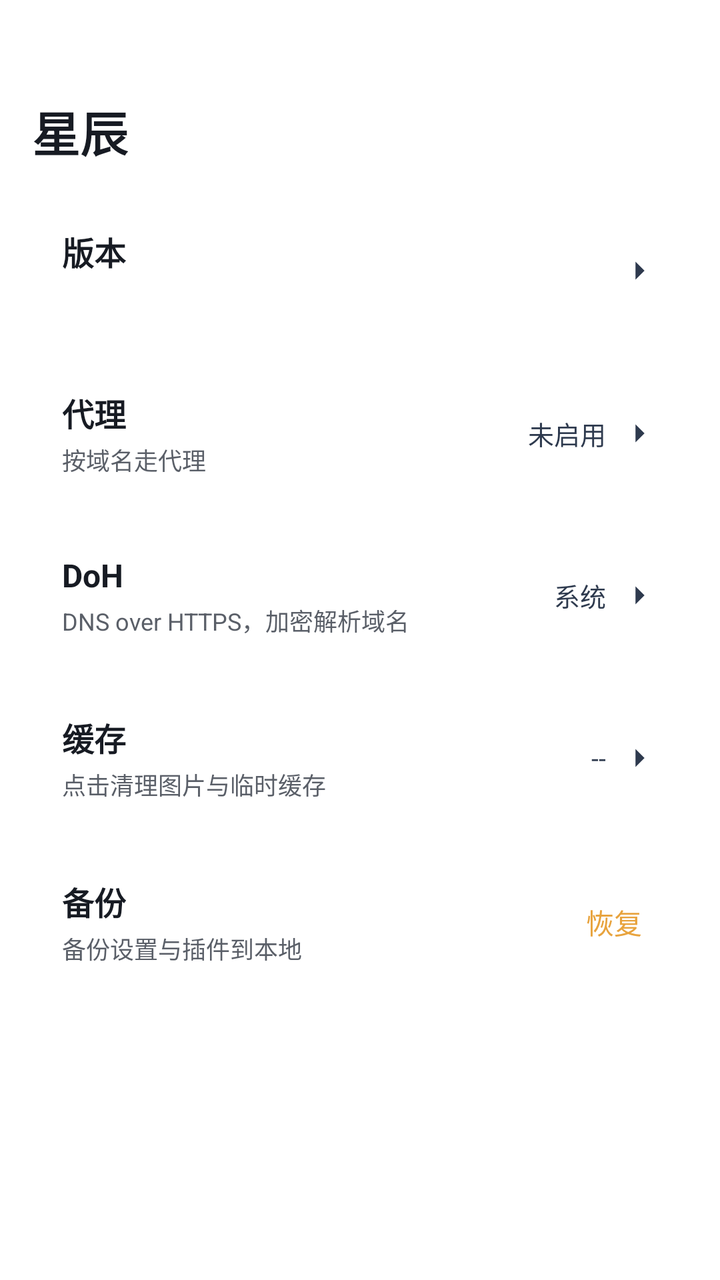
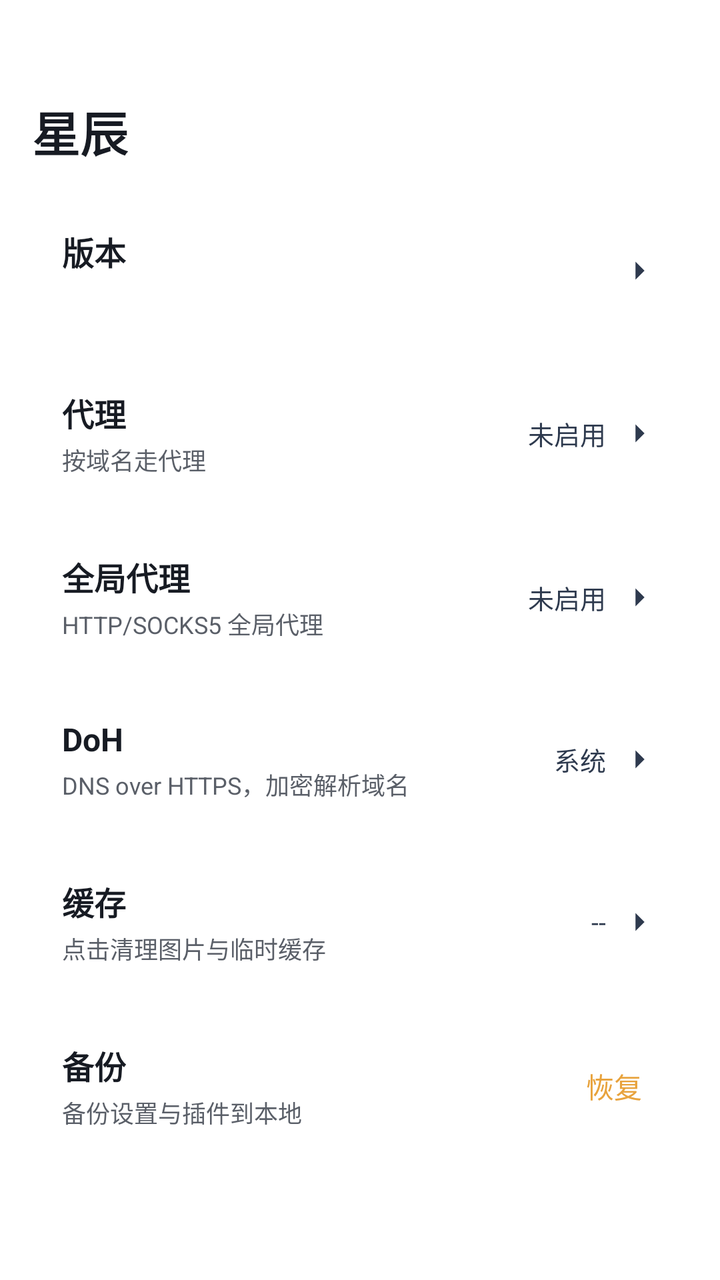

The first picture is an Android layout as it rendered before a commit; the second is the same layout after the commit. The layout source and the unified diff follow.
<!-- AndroidManifest.xml: another module's application theme Theme.App -->
<!-- res/layout/activity_xingchen_settings.xml -->
<?xml version="1.0" encoding="utf-8"?>
<ScrollView xmlns:android="http://schemas.android.com/apk/res/android"
    android:layout_width="match_parent"
    android:layout_height="match_parent"
    android:fillViewport="true">
    <LinearLayout
        android:layout_width="match_parent"
        android:layout_height="wrap_content"
        android:orientation="vertical"
        android:paddingLeft="16dp"
        android:paddingRight="16dp"
        android:paddingTop="48dp"
        android:paddingBottom="16dp">
        <TextView
            android:layout_width="wrap_content"
            android:layout_height="wrap_content"
            android:text="星辰"
            android:textColor="#171B23"
            android:textSize="24sp"
            android:textStyle="bold"
            android:layout_marginBottom="16dp" />
        <LinearLayout
            android:id="@+id/card_version"
            android:layout_width="match_parent"
            android:layout_height="wrap_content"
            android:layout_marginBottom="8dp"
            android:background="@drawable/xc_setcard_v2"
            android:orientation="horizontal"
            android:padding="15dp"
            android:gravity="center_vertical"
            android:clickable="true"
            android:focusable="true"
            android:foreground="?attr/selectableItemBackground">
            <LinearLayout
                android:layout_width="0dp"
                android:layout_height="wrap_content"
                android:layout_weight="1"
                android:orientation="vertical">
                <TextView
                    android:layout_width="wrap_content"
                    android:layout_height="wrap_content"
                    android:text="版本"
                    android:textColor="#171B23"
                    android:textSize="16sp"
                    android:textStyle="bold" />
                <TextView
                    android:id="@+id/tv_version_sub"
                    android:layout_width="wrap_content"
                    android:layout_height="wrap_content"
                    android:layout_marginTop="3dp"
                    android:textColor="#5A5F68"
                    android:textSize="12sp" />
            </LinearLayout>
            <ImageView android:layout_width="18dp" android:layout_height="18dp" android:src="@drawable/ic_chev_v2" />
        </LinearLayout>
        <LinearLayout
            android:id="@+id/card_proxy"
            android:layout_width="match_parent"
            android:layout_height="wrap_content"
            android:layout_marginBottom="8dp"
            android:background="@drawable/xc_setcard_v2"
            android:orientation="horizontal"
            android:padding="15dp"
            android:gravity="center_vertical"
            android:clickable="true"
            android:focusable="true"
            android:foreground="?attr/selectableItemBackground">
            <LinearLayout
                android:layout_width="0dp"
                android:layout_height="wrap_content"
                android:layout_weight="1"
                android:orientation="vertical">
                <TextView
                    android:layout_width="wrap_content"
                    android:layout_height="wrap_content"
                    android:text="代理"
                    android:textColor="#171B23"
                    android:textSize="16sp"
                    android:textStyle="bold" />
                <TextView
                    android:layout_width="wrap_content"
                    android:layout_height="wrap_content"
                    android:layout_marginTop="3dp"
                    android:text="按域名走代理"
                    android:textColor="#5A5F68"
                    android:textSize="12sp" />
            </LinearLayout>
            <TextView
                android:id="@+id/tv_proxy_sub"
                android:layout_width="wrap_content"
                android:layout_height="wrap_content"
                android:layout_marginEnd="8dp"
                android:text="未启用"
                android:textColor="#2E3A4E"
                android:textSize="13sp" />
            <ImageView android:layout_width="18dp" android:layout_height="18dp" android:src="@drawable/ic_chev_v2" />
        </LinearLayout>
        <LinearLayout
            android:id="@+id/card_doh"
            android:layout_width="match_parent"
            android:layout_height="wrap_content"
            android:layout_marginBottom="8dp"
            android:background="@drawable/xc_setcard_v2"
            android:orientation="horizontal"
            android:padding="15dp"
            android:gravity="center_vertical"
            android:clickable="true"
            android:focusable="true"
            android:foreground="?attr/selectableItemBackground">
            <LinearLayout
                android:layout_width="0dp"
                android:layout_height="wrap_content"
                android:layout_weight="1"
                android:orientation="vertical">
                <TextView
                    android:layout_width="wrap_content"
                    android:layout_height="wrap_content"
                    android:text="DoH"
                    android:textColor="#171B23"
                    android:textSize="16sp"
                    android:textStyle="bold" />
                <TextView
                    android:layout_width="wrap_content"
                    android:layout_height="wrap_content"
                    android:layout_marginTop="3dp"
                    android:text="DNS over HTTPS，加密解析域名"
                    android:textColor="#5A5F68"
                    android:textSize="12sp" />
            </LinearLayout>
            <TextView
                android:id="@+id/tv_doh_sub"
                android:layout_width="wrap_content"
                android:layout_height="wrap_content"
                android:layout_marginEnd="8dp"
                android:text="系统"
                android:textColor="#2E3A4E"
                android:textSize="13sp" />
            <ImageView android:layout_width="18dp" android:layout_height="18dp" android:src="@drawable/ic_chev_v2" />
        </LinearLayout>
        <LinearLayout
            android:id="@+id/card_cache"
            android:layout_width="match_parent"
            android:layout_height="wrap_content"
            android:layout_marginBottom="8dp"
            android:background="@drawable/xc_setcard_v2"
            android:orientation="horizontal"
            android:padding="15dp"
            android:gravity="center_vertical"
            android:clickable="true"
            android:focusable="true"
            android:foreground="?attr/selectableItemBackground">
            <LinearLayout
                android:layout_width="0dp"
                android:layout_height="wrap_content"
                android:layout_weight="1"
                android:orientation="vertical">
                <TextView
                    android:layout_width="wrap_content"
                    android:layout_height="wrap_content"
                    android:text="缓存"
                    android:textColor="#171B23"
                    android:textSize="16sp"
                    android:textStyle="bold" />
                <TextView
                    android:layout_width="wrap_content"
                    android:layout_height="wrap_content"
                    android:layout_marginTop="3dp"
                    android:text="点击清理图片与临时缓存"
                    android:textColor="#5A5F68"
                    android:textSize="12sp" />
            </LinearLayout>
            <TextView
                android:id="@+id/tv_cache_size"
                android:layout_width="wrap_content"
                android:layout_height="wrap_content"
                android:layout_marginEnd="8dp"
                android:text="--"
                android:textColor="#2E3A4E"
                android:textSize="13sp" />
            <ImageView android:layout_width="18dp" android:layout_height="18dp" android:src="@drawable/ic_chev_v2" />
        </LinearLayout>
        <LinearLayout
            android:id="@+id/card_backup"
            android:layout_width="match_parent"
            android:layout_height="wrap_content"
            android:layout_marginBottom="8dp"
            android:background="@drawable/xc_setcard_v2"
            android:orientation="horizontal"
            android:padding="15dp"
            android:gravity="center_vertical"
            android:clickable="true"
            android:focusable="true"
            android:foreground="?attr/selectableItemBackground">
            <LinearLayout
                android:layout_width="0dp"
                android:layout_height="wrap_content"
                android:layout_weight="1"
                android:orientation="vertical">
                <TextView
                    android:layout_width="wrap_content"
                    android:layout_height="wrap_content"
                    android:text="备份"
                    android:textColor="#171B23"
                    android:textSize="16sp"
                    android:textStyle="bold" />
                <TextView
                    android:layout_width="wrap_content"
                    android:layout_height="wrap_content"
                    android:layout_marginTop="3dp"
                    android:text="备份设置与插件到本地"
                    android:textColor="#5A5F68"
                    android:textSize="12sp" />
            </LinearLayout>
            <TextView
                android:id="@+id/tv_restore"
                android:layout_width="wrap_content"
                android:layout_height="wrap_content"
                android:clickable="true"
                android:focusable="true"
                android:padding="8dp"
                android:text="恢复"
                android:textColor="#E8A33D"
                android:textSize="14sp" />
        </LinearLayout>
    </LinearLayout>
</ScrollView>
<!-- resources referenced by this layout -->
<resources>
  <!-- drawable ic_chev_v2 (drawable) -->
  <?xml version="1.0" encoding="utf-8"?>
  <vector xmlns:android="http://schemas.android.com/apk/res/android"
      android:width="18dp"
      android:height="18dp"
      android:viewportWidth="24"
      android:viewportHeight="24">
      <path
          android:fillColor="#2E3A4E"
          android:pathData="M9,6l6,6l-6,6" />
  </vector>
  <!-- drawable xc_setcard_v2 (drawable) -->
  <?xml version="1.0" encoding="utf-8"?>
  <shape xmlns:android="http://schemas.android.com/apk/res/android" android:shape="rectangle">
      <corners android:radius="10dp" />
      <solid android:color="#57FFFFFF" />
      <stroke android:width="1dp" android:color="#61FFFFFF" />
  </shape>
  <style name="Theme.App" parent="Theme.XingChen">
          <item name="android:windowDisablePreview">true</item>
          <item name="android:windowSplashScreenBackground">#000000</item>
          <item name="android:windowBackground">#000000</item>
      </style>
  <style name="Theme.XingChen" parent="Theme.Material3.DayNight.NoActionBar">
          <item name="android:windowBackground">@android:color/transparent</item>
                <item name="android:colorBackground">@android:color/transparent</item>
          <item name="colorPrimary">#f0a400</item>
          <item name="colorPrimaryVariant">#c07f00</item>
          <item name="colorOnPrimary">@android:color/white</item>
      </style>
</resources>

<!-- the commit's change to res/layout/activity_xingchen_settings.xml (unified diff, before → after) -->
@@ -96,6 +96,48 @@
             <ImageView android:layout_width="18dp" android:layout_height="18dp" android:src="@drawable/ic_chev_v2" />
         </LinearLayout>
         <LinearLayout
+            android:id="@+id/card_global_proxy"
+            android:layout_width="match_parent"
+            android:layout_height="wrap_content"
+            android:layout_marginBottom="8dp"
+            android:background="@drawable/xc_setcard_v2"
+            android:orientation="horizontal"
+            android:padding="15dp"
+            android:gravity="center_vertical"
+            android:clickable="true"
+            android:focusable="true"
+            android:foreground="?attr/selectableItemBackground">
+            <LinearLayout
+                android:layout_width="0dp"
+                android:layout_height="wrap_content"
+                android:layout_weight="1"
+                android:orientation="vertical">
+                <TextView
+                    android:layout_width="wrap_content"
+                    android:layout_height="wrap_content"
+                    android:text="全局代理"
+                    android:textColor="#171B23"
+                    android:textSize="16sp"
+                    android:textStyle="bold" />
+                <TextView
+                    android:layout_width="wrap_content"
+                    android:layout_height="wrap_content"
+                    android:layout_marginTop="3dp"
+                    android:text="HTTP/SOCKS5 全局代理"
+                    android:textColor="#5A5F68"
+                    android:textSize="12sp" />
+            </LinearLayout>
+            <TextView
+                android:id="@+id/tv_global_proxy_sub"
+                android:layout_width="wrap_content"
+                android:layout_height="wrap_content"
+                android:layout_marginEnd="8dp"
+                android:text="未启用"
+                android:textColor="#2E3A4E"
+                android:textSize="13sp" />
+            <ImageView android:layout_width="18dp" android:layout_height="18dp" android:src="@drawable/ic_chev_v2" />
+        </LinearLayout>
+        <LinearLayout
             android:id="@+id/card_doh"
             android:layout_width="match_parent"
             android:layout_height="wrap_content"
